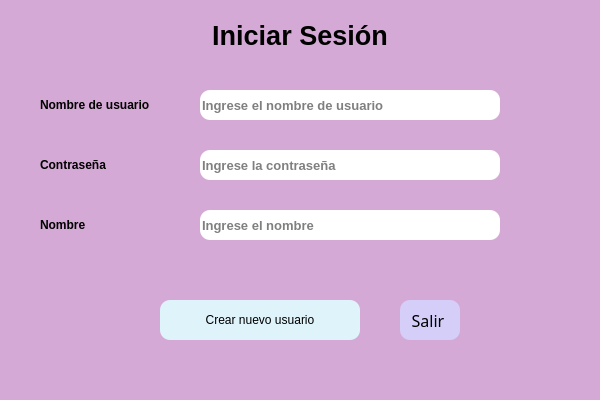
This is Vistas/vista_crear_usuario.ui in CamilaMontiel2510/Trabajo-Final-Info-2-GUI-Examenes as Qt 5 draws it before an edit. The edited form follows.
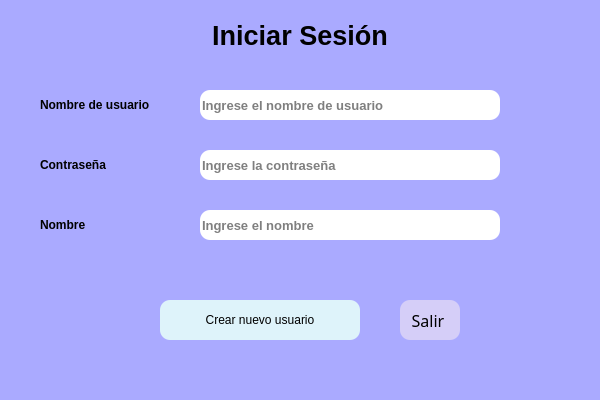
This is the edited form.

Commit message: cambios de colores en ventanas

```diff
--- a/Vistas/vista_crear_usuario.ui
+++ b/Vistas/vista_crear_usuario.ui
@@ -15,7 +15,7 @@
   </property>
   <property name="styleSheet">
    <string notr="true">QWidget{
-	background-color: rgb(213, 169, 213);
+	background-color: rgb(170, 170, 255);
 }
 QPushButton{
 	background-color: rgb(222, 243, 250);
```
The commit also changes 5 other files.
